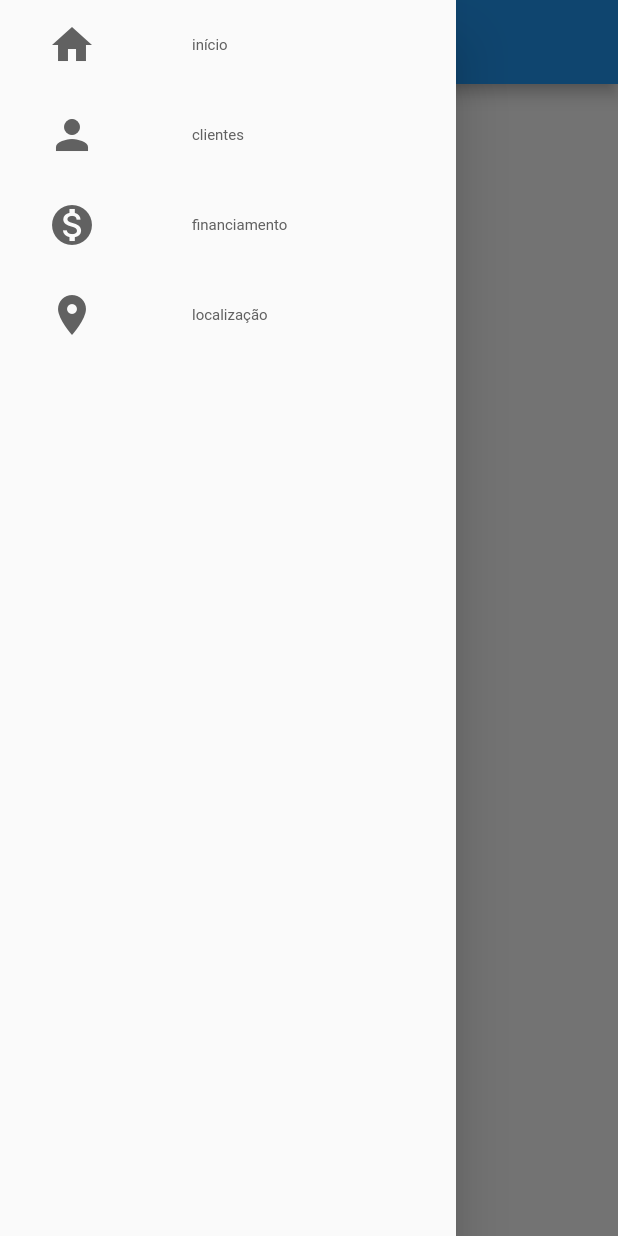
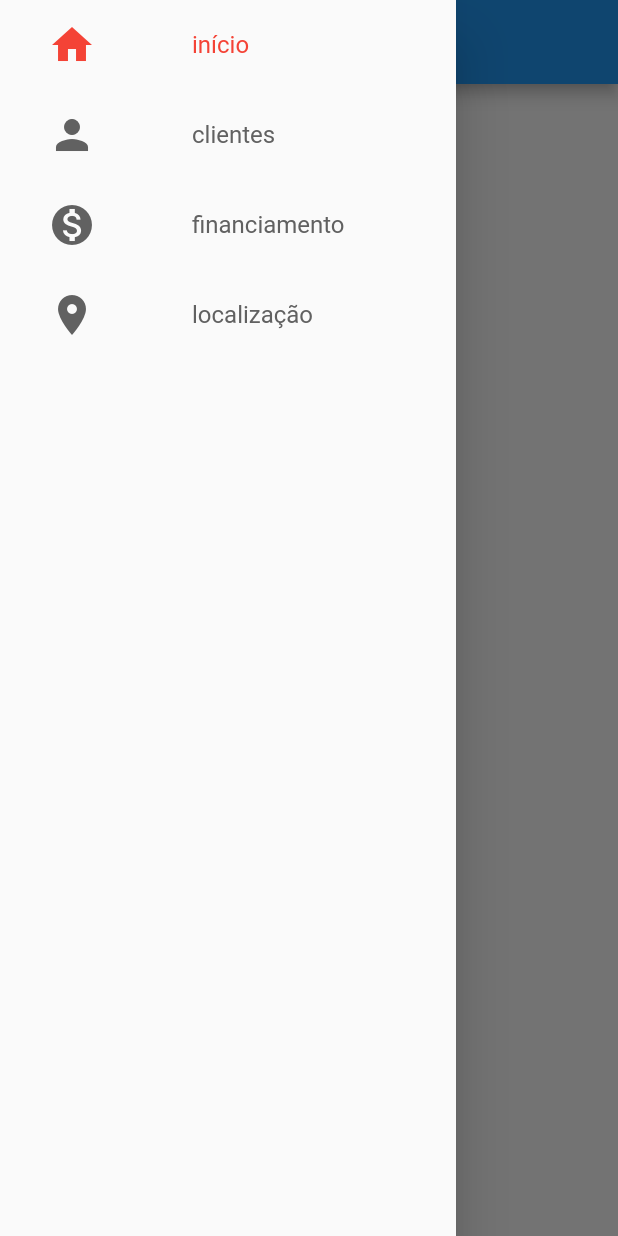
Before and after one commit to EdivaldoAlmeida/gest-o-de-clientes, a Flutter app: the screen it shows after launch, with the side drawer open, on a phone screen of 412 x 824 dp. Run offline on Flutter 3.47's test engine with Material 2 defaults, Android fonts, the phone set to English and light mode, and no system bars; our stand-ins replace cloud_firestore; accounts and stored records are empty.

```diff
--- a/lib/common/custom_drawer/drawer_tile.dart
+++ b/lib/common/custom_drawer/drawer_tile.dart
@@ -1,4 +1,6 @@
 import 'package:flutter/material.dart';
+import 'package:gestao_clientes/models/page_maneger.dart';
+import 'package:provider/provider.dart';
 
 /*
 Classe responsável por construir um Icone na Drawer. Recebe com oparâmento um
@@ -9,15 +11,18 @@ class DrawerTile extends StatelessWidget {
 
   const DrawerTile({this.iconData, this.title, this.page});
   final IconData iconData;
-
   final String title;
   final int page;
 
   @override
   Widget build(BuildContext context) {
+
+    //Obtendo a página atual
+    final int curPage = context.watch<PageManeger>().page;
+
     return InkWell( //Permite que o conteúdo dentro dele seja clicável
       onTap: (){
-
+        context.read<PageManeger>().setPage(page);
       },
       child: SizedBox(
         height: 60,//Envolve toda a linha em uma caixa, possibilitando defineir uma algura e largura
@@ -28,15 +33,16 @@ class DrawerTile extends StatelessWidget {
               child: Icon(
               iconData,
                 size: 32,
-                color: Colors.grey[700],
+                //Colocando a cor vemelha no ícone, caso esteja nessa página.
+                color: curPage == page ? Colors.red : Colors.grey[700],
                  ),
             ),
               const SizedBox(width: 32,), //Espaçamento entre o ícone e a lateral
               Text(
                 title,
                 style: TextStyle(
-                  fontSize: 10,
-                  color: Colors.grey[700]
+                  fontSize: 16,
+                  color: curPage == page ? Colors.red : Colors.grey[700],
                 ),
               )
           ],
--- /dev/null
+++ b/lib/models/page_maneger.dart
@@ -0,0 +1,23 @@
+import 'package:flutter/material.dart';
+
+/*
+Classe responsável para alterar a página e sabermos em qual página nós estaremos
+de qualquer local do app.
+ */
+
+class PageManeger {
+
+  PageManeger(this._pageController);
+
+  PageController _pageController;
+
+  int page = 0;
+
+  //Método responsável por efetuar a mudança de página (tela)
+  void setPage(int value){
+    //testando se a página que eu quero ir é a página que estou...
+    if(value == page) return;
+    page = value;
+    _pageController.jumpToPage(value);
+  }
+}
--- a/lib/screens/base/base_screen.dart
+++ b/lib/screens/base/base_screen.dart
@@ -1,5 +1,7 @@
 import 'package:flutter/material.dart';
 import 'package:gestao_clientes/common/custom_drawer/custom_drawer.dart';
+import 'package:gestao_clientes/models/page_maneger.dart';
+import 'package:provider/provider.dart';
 
 /*
 Classe responsável por controlar o fluxo de telas no aplicativo
@@ -10,25 +12,39 @@ class BaseScreen extends StatelessWidget {
 
   @override
   Widget build(BuildContext context) {
-    return PageView(
+    return
+      Provider(
+        create: (_) => PageManeger(pageController),
+        child: PageView(
         controller: pageController,
         physics: const NeverScrollableScrollPhysics(), //Impedindo scroll entre telas
         children: <Widget>[
           Scaffold(
             drawer: CustomDrawer(),
             appBar: AppBar(
-            title: const Text("home"),
+              title: const Text("Home"),
             ),
           ),
-        Container(
-          color: Colors.red),
-        Container(
-          color: Colors.yellow,
+          Scaffold(
+            drawer: CustomDrawer(),
+            appBar: AppBar(
+              title: const Text("Clientes"),
             ),
-        Container(
-          color: Colors.green,
+          ),
+          Scaffold(
+            drawer: CustomDrawer(),
+            appBar: AppBar(
+              title: const Text("Financiamento"),
+            ),
+          ),
+          Scaffold(
+            drawer: CustomDrawer(),
+            appBar: AppBar(
+              title: const Text("Localização"),
+            ),
           ),
         ],
+    ),
       );
   }
 }
--- a/pubspec.yaml
+++ b/pubspec.yaml
@@ -31,6 +31,7 @@ dependencies:
   cloud_firestore: ^0.13.5
   firebase_auth: ^0.16.0
   firebase_storage: ^3.1.5
+  provider: ^4.1.2
 
 dev_dependencies:
   flutter_test:
```
Also changed, not shown: pubspec.lock. Lines whose indentation alone changed are shown as unchanged.
